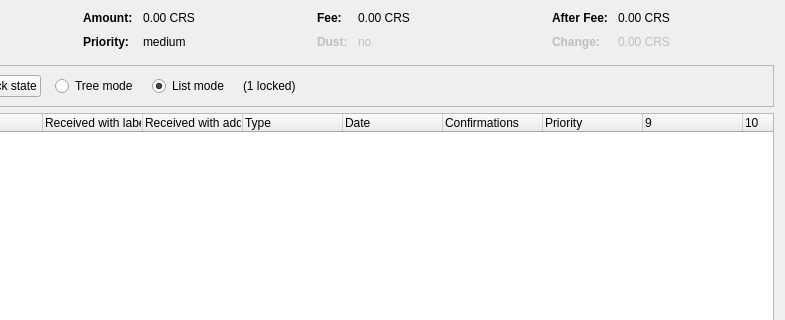
Old version of the form src/qt/forms/coincontroldialog.ui in the repository cronosdeveloper/Cronos; both pictures show x 169 to 954 and y 0 to 320 of the 954 by 500 pixel window.
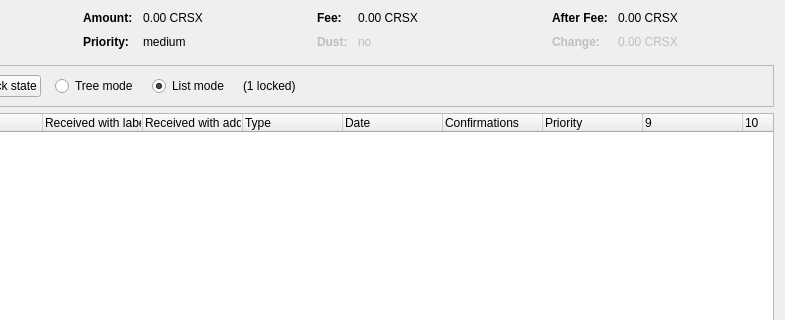
New version of the form. Custom widgets are drawn as their Qt base class.

Commit message: ticker change to CRSX

```diff
--- a/src/qt/forms/coincontroldialog.ui
+++ b/src/qt/forms/coincontroldialog.ui
@@ -132,7 +132,7 @@
           <enum>Qt::ActionsContextMenu</enum>
          </property>
          <property name="text">
-          <string notr="true">0.00 CRS</string>
+          <string notr="true">0.00 CRSX</string>
          </property>
          <property name="textInteractionFlags">
           <set>Qt::LinksAccessibleByMouse|Qt::TextSelectableByKeyboard|Qt::TextSelectableByMouse</set>
@@ -206,7 +206,7 @@
           <enum>Qt::ActionsContextMenu</enum>
          </property>
          <property name="text">
-          <string notr="true">0.00 CRS</string>
+          <string notr="true">0.00 CRSX</string>
          </property>
          <property name="textInteractionFlags">
           <set>Qt::LinksAccessibleByMouse|Qt::TextSelectableByKeyboard|Qt::TextSelectableByMouse</set>
@@ -286,7 +286,7 @@
           <enum>Qt::ActionsContextMenu</enum>
          </property>
          <property name="text">
-          <string notr="true">0.00 CRS</string>
+          <string notr="true">0.00 CRSX</string>
          </property>
          <property name="textInteractionFlags">
           <set>Qt::LinksAccessibleByMouse|Qt::TextSelectableByKeyboard|Qt::TextSelectableByMouse</set>
@@ -321,7 +321,7 @@
           <enum>Qt::ActionsContextMenu</enum>
          </property>
          <property name="text">
-          <string notr="true">0.00 CRS</string>
+          <string notr="true">0.00 CRSX</string>
          </property>
          <property name="textInteractionFlags">
           <set>Qt::LinksAccessibleByMouse|Qt::TextSelectableByKeyboard|Qt::TextSelectableByMouse</set>
```
The commit also changes 123 other files.
